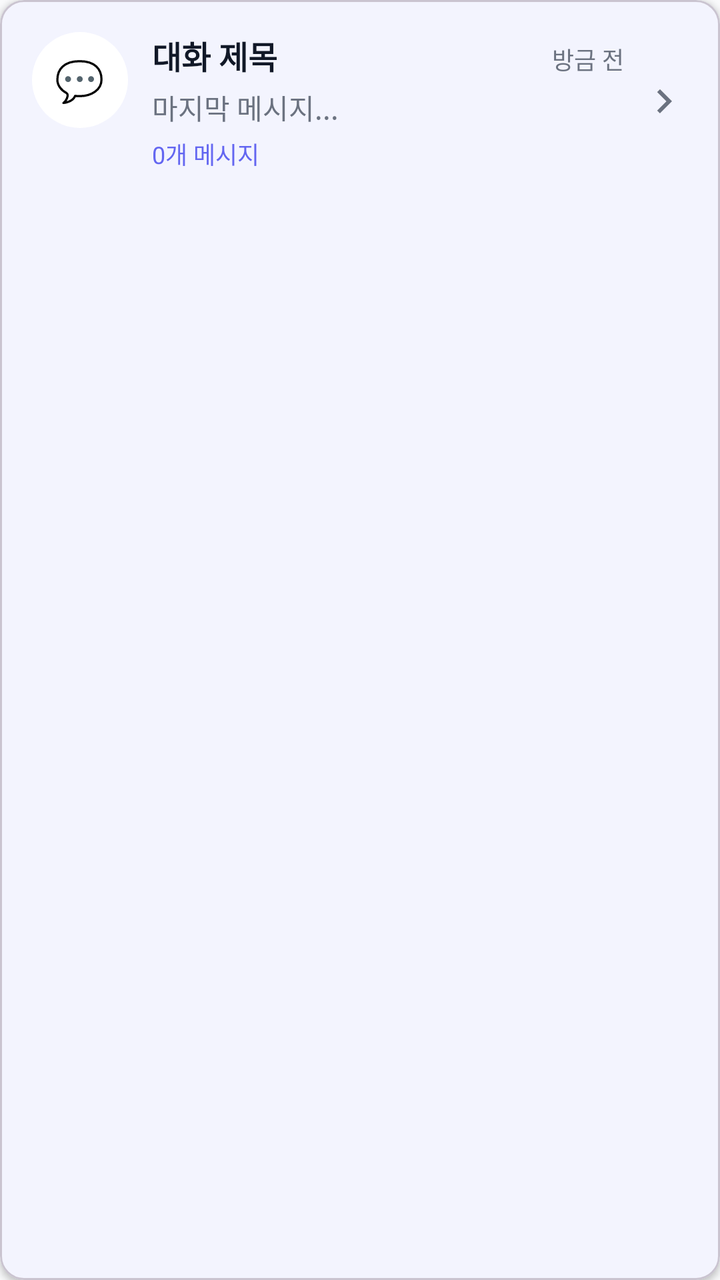
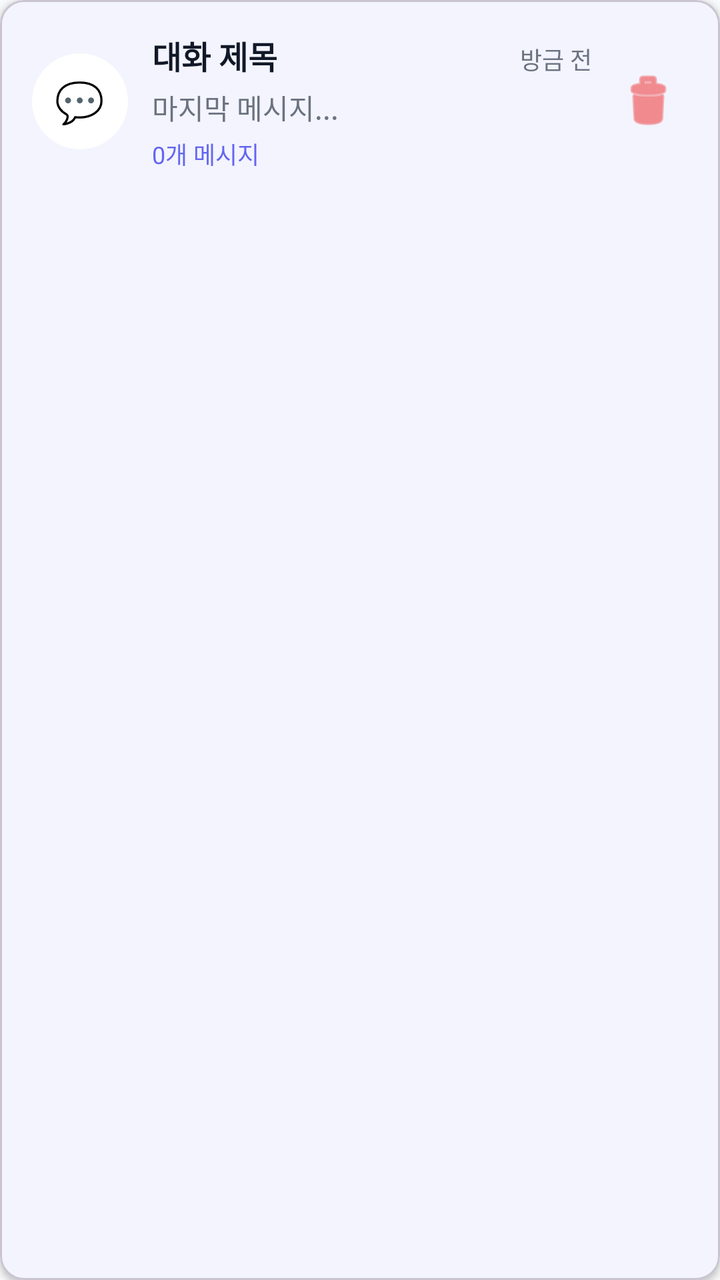

Compare the two renders of this Android layout. The source of the first and the diff that turns it into the second are given below.
<!-- AndroidManifest.xml: application theme Theme.Receiptify -->
<!-- res/layout/item_chat_session.xml -->
<?xml version="1.0" encoding="utf-8"?>
<com.google.android.material.card.MaterialCardView xmlns:android="http://schemas.android.com/apk/res/android"
    xmlns:app="http://schemas.android.com/apk/res-auto"
    android:layout_width="match_parent"
    android:layout_height="wrap_content"
    android:layout_margin="4dp"
    app:cardBackgroundColor="@color/card_background"
    app:cardCornerRadius="12dp"
    app:cardElevation="2dp">

    <LinearLayout
        android:layout_width="match_parent"
        android:layout_height="wrap_content"
        android:orientation="horizontal"
        android:padding="16dp">

        
        <FrameLayout
            android:layout_width="48dp"
            android:layout_height="48dp"
            android:background="@drawable/bg_profile_circle">

            <TextView
                android:layout_width="wrap_content"
                android:layout_height="wrap_content"
                android:layout_gravity="center"
                android:text="💬"
                android:textSize="20sp" />

        </FrameLayout>

        
        <LinearLayout
            android:layout_width="0dp"
            android:layout_height="wrap_content"
            android:layout_marginStart="12dp"
            android:layout_weight="1"
            android:orientation="vertical">

            <LinearLayout
                android:layout_width="match_parent"
                android:layout_height="wrap_content"
                android:orientation="horizontal">

                <TextView
                    android:id="@+id/tvTitle"
                    android:layout_width="0dp"
                    android:layout_height="wrap_content"
                    android:layout_weight="1"
                    android:ellipsize="end"
                    android:maxLines="1"
                    android:text="대화 제목"
                    android:textColor="@color/text_primary"
                    android:textSize="16sp"
                    android:textStyle="bold" />

                <TextView
                    android:id="@+id/tvTime"
                    android:layout_width="wrap_content"
                    android:layout_height="wrap_content"
                    android:layout_marginStart="8dp"
                    android:text="방금 전"
                    android:textColor="@color/text_secondary"
                    android:textSize="12sp" />

            </LinearLayout>

            <TextView
                android:id="@+id/tvLastMessage"
                android:layout_width="match_parent"
                android:layout_height="wrap_content"
                android:layout_marginTop="4dp"
                android:ellipsize="end"
                android:maxLines="2"
                android:text="마지막 메시지..."
                android:textColor="@color/text_secondary"
                android:textSize="14sp" />

            <TextView
                android:id="@+id/tvMessageCount"
                android:layout_width="wrap_content"
                android:layout_height="wrap_content"
                android:layout_marginTop="4dp"
                android:text="0개 메시지"
                android:textColor="@color/primary_purple"
                android:textSize="12sp" />

        </LinearLayout>

        
        <ImageView
            android:layout_width="24dp"
            android:layout_height="24dp"
            android:layout_gravity="center_vertical"
            android:layout_marginStart="8dp"
            android:src="@drawable/ic_arrow_down"
            android:rotation="-90"
            app:tint="@color/text_secondary" />

    </LinearLayout>

</com.google.android.material.card.MaterialCardView>
<!-- resources referenced by this layout -->
<resources>
  <color name="card_background">#FFFFFF</color>
  <color name="primary_purple">#6366F1</color>
  <color name="text_primary">#111827</color>
  <color name="text_secondary">#6B7280</color>
  <!-- drawable bg_profile_circle (drawable) -->
  <?xml version="1.0" encoding="utf-8"?>
  <shape xmlns:android="http://schemas.android.com/apk/res/android"
      android:shape="oval">
      <solid android:color="@android:color/white" />
  </shape>
  <!-- drawable ic_arrow_down (drawable) -->
  <?xml version="1.0" encoding="utf-8"?>
  <vector xmlns:android="http://schemas.android.com/apk/res/android"
      android:width="24dp"
      android:height="24dp"
      android:viewportWidth="24"
      android:viewportHeight="24">
      <path
          android:fillColor="#FF000000"
          android:pathData="M7.41,8.59L12,13.17l4.59,-4.58L18,10l-6,6 -6,-6 1.41,-1.41z"/>
  </vector>
  <style name="Theme.Receiptify" parent="Base.Theme.Receiptify" />
  <style name="Base.Theme.Receiptify" parent="Theme.Material3.Light.NoActionBar">
          <item name="colorPrimary">@color/primary_purple</item>
          <item name="colorPrimaryVariant">@color/primary_purple_dark</item>
          <item name="colorOnPrimary">@color/white</item>
  
          <item name="colorSurface">@color/surface_light</item>
          <item name="colorOnSurface">@color/text_primary</item>
  
          <item name="android:colorBackground">@color/background_light</item>
          <item name="colorOnBackground">@color/text_primary</item>
  
          <item name="colorOutline">@color/divider</item>
      </style>
  <color name="primary_purple_dark">#4F46E5</color>
  <color name="white">#FFFFFF</color>
  <color name="surface_light">#FFFFFF</color>
  <color name="background_light">#F9FAFB</color>
  <color name="divider">#E5E7EB</color>
</resources>

<!-- the commit's change to res/layout/item_chat_session.xml (unified diff, before → after) -->
@@ -12,7 +12,8 @@
         android:layout_width="match_parent"
         android:layout_height="wrap_content"
         android:orientation="horizontal"
-        android:padding="16dp">
+        android:padding="16dp"
+        android:gravity="center_vertical">
 
         
         <FrameLayout
@@ -88,14 +89,15 @@
         </LinearLayout>
 
         
-        <ImageView
-            android:layout_width="24dp"
-            android:layout_height="24dp"
-            android:layout_gravity="center_vertical"
+        <ImageButton
+            android:id="@+id/btnDelete"
+            android:layout_width="40dp"
+            android:layout_height="40dp"
             android:layout_marginStart="8dp"
-            android:src="@drawable/ic_arrow_down"
-            android:rotation="-90"
-            app:tint="@color/text_secondary" />
+            android:background="?attr/selectableItemBackgroundBorderless"
+            android:contentDescription="삭제"
+            android:src="@android:drawable/ic_menu_delete"
+            app:tint="@color/error_red" />
 
     </LinearLayout>
 
<!-- resource entries referenced after the edit -->
@@ -1,6 +1,7 @@
 <!-- resources referenced by this layout -->
 <resources>
   <color name="card_background">#FFFFFF</color>
+  <color name="error_red">#EF4444</color>
   <color name="primary_purple">#6366F1</color>
   <color name="text_primary">#111827</color>
   <color name="text_secondary">#6B7280</color>
@@ -10,17 +11,6 @@
       android:shape="oval">
       <solid android:color="@android:color/white" />
   </shape>
-  <!-- drawable ic_arrow_down (drawable) -->
-  <?xml version="1.0" encoding="utf-8"?>
-  <vector xmlns:android="http://schemas.android.com/apk/res/android"
-      android:width="24dp"
-      android:height="24dp"
-      android:viewportWidth="24"
-      android:viewportHeight="24">
-      <path
-          android:fillColor="#FF000000"
-          android:pathData="M7.41,8.59L12,13.17l4.59,-4.58L18,10l-6,6 -6,-6 1.41,-1.41z"/>
-  </vector>
   <style name="Theme.Receiptify" parent="Base.Theme.Receiptify" />
   <style name="Base.Theme.Receiptify" parent="Theme.Material3.Light.NoActionBar">
           <item name="colorPrimary">@color/primary_purple</item>
